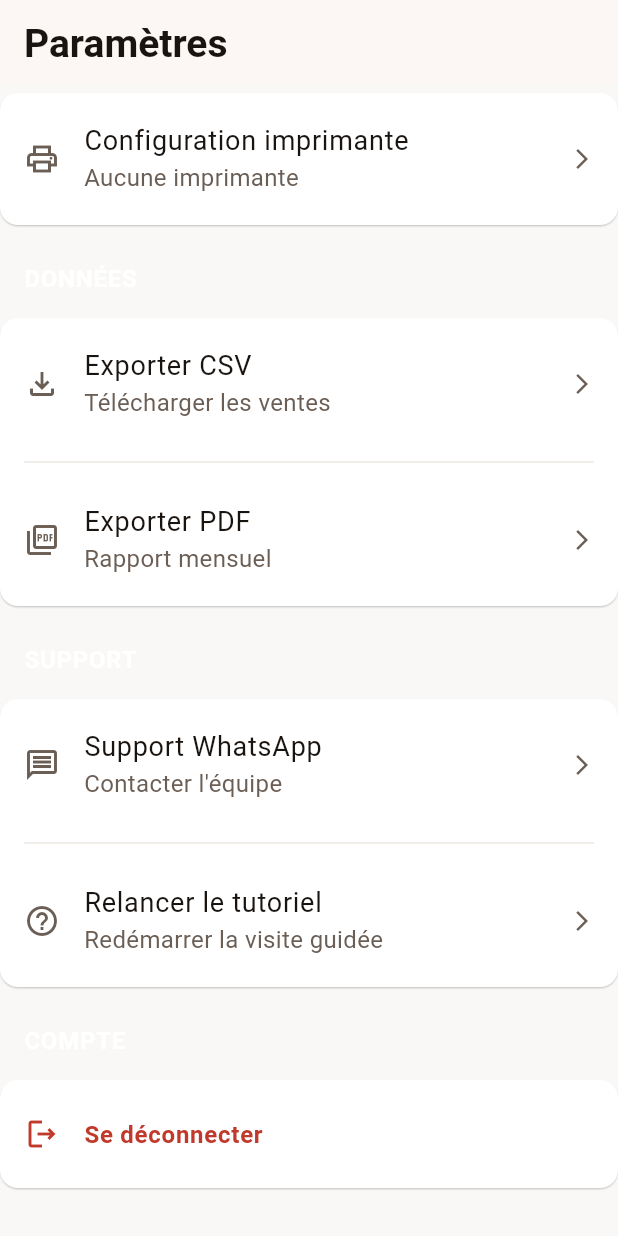
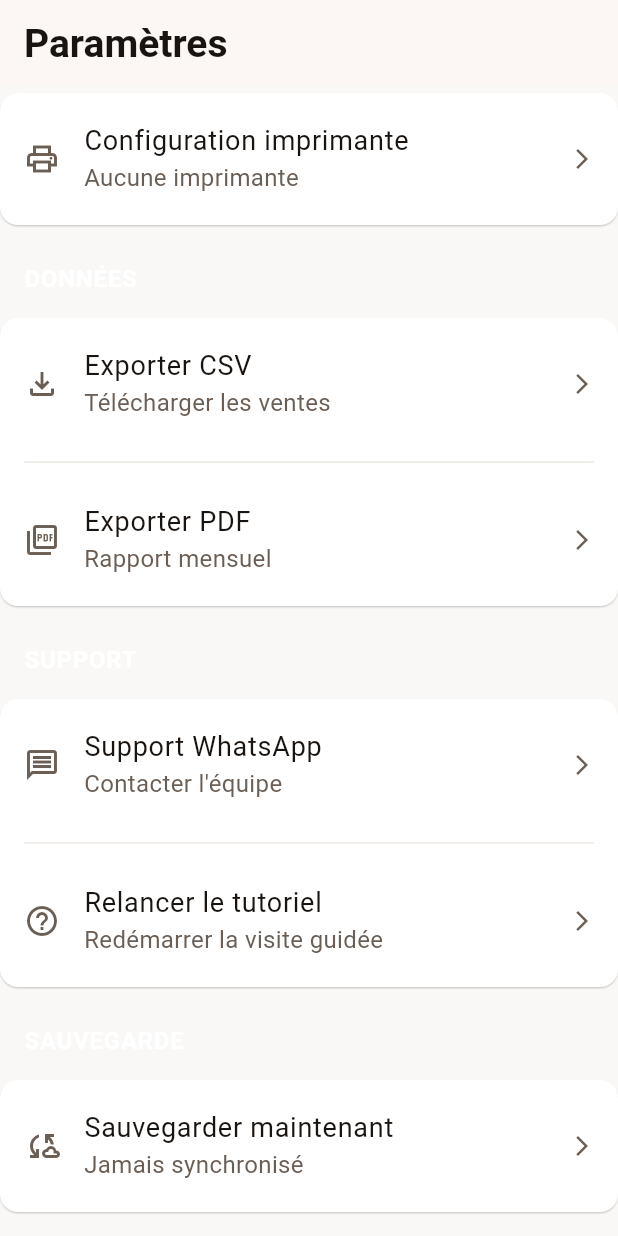
Before and after one commit to kabdoullah/pos-mobile, a Flutter app: the SettingsPage screen opened by its route, scrolled down 206 dp, on a phone screen of 412 x 824 dp. Run offline on Flutter 3.47's test engine with Material 3 defaults, Android fonts, the phone set to English and light mode, and no system bars; our stand-ins replace connectivity_plus, dio, drift, drift_flutter, flutter_riverpod, flutter_secure_storage and 7 more; missing offline and left inert: esc_pos_utils_plus, mobile_scanner, print_bluetooth_thermal; accounts and stored records are empty; generated files the repository leaves out were written again.

Commit message:
feat(mobile): add sync orchestration, triggers and user-facing sync indicators
Implement complete sync orchestration:
- SyncOrchestrator Notifier coordinates push (sales, then products) → pull
- Automatic triggers: network restore (debounce 2s) + periodic (5 min)
- Manual sync button in settings with SnackBar feedback
- Anti-double-sync guard + proper sequencing

Add SyncStatusIndicator widget (non-technical, French messages):
- Offline: "Hors-ligne" banner (existing behavior)
- Syncing: "Sauvegarde en ligne..." with spinner
- Pending: "X ventes à sauvegarder" (attention state, not alarming)
- Idle: "À jour" (discret) or invisible

Wire missing providers:
- syncQueueRepositoryProvider
- pushServiceProvider
- pendingSyncCountProvider (live count observer)

Replace AppScaffold offline banner with SyncStatusIndicator (handles all states).
Trigger background sync on splash if authenticated + online.
Add 4 integration tests: double-sync guard, push→pull order, state transitions, error handling.

All 35 tests pass. No breaking changes.

Co-Authored-By: Claude Haiku 4.5 <noreply@anthropic.com>

```diff
--- a/mobile/lib/features/settings/presentation/pages/settings_page.dart
+++ b/mobile/lib/features/settings/presentation/pages/settings_page.dart
@@ -4,6 +4,7 @@ import 'package:go_router/go_router.dart';
 import 'package:url_launcher/url_launcher.dart';
 
 import '../../../../core/router/app_router.dart';
+import '../../../../core/sync/sync_orchestrator.dart';
 import '../../../../core/theme/app_colors.dart';
 import '../../../../core/theme/app_spacing.dart';
 import '../../../../core/theme/app_typography.dart';
@@ -12,6 +13,7 @@ import '../../../auth/presentation/providers/auth_providers.dart';
 import '../../../auth/presentation/providers/store_provider.dart';
 import '../../../auth/presentation/pages/store_setup_page.dart';
 import '../../../printing/presentation/providers/printer_provider.dart';
+import '../../../sync/presentation/providers/sync_providers.dart';
 
 /// Settings page — store info, printer config, account management.
 class SettingsPage extends ConsumerWidget {
@@ -150,6 +152,24 @@ class SettingsPage extends ConsumerWidget {
               ],
             ),
 
+            // SAUVEGARDE section
+            _SettingsSection(
+              title: 'SAUVEGARDE',
+              children: [
+                ListTile(
+                  leading: const Icon(Icons.cloud_sync_outlined),
+                  title: const Text('Sauvegarder maintenant'),
+                  subtitle: _getSyncSubtitle(ref),
+                  trailing: const Icon(Icons.arrow_forward_ios, size: 16),
+                  onTap: () => _handleManualSync(context, ref),
+                  contentPadding: const EdgeInsets.symmetric(
+                    horizontal: AppSpacing.md,
+                    vertical: AppSpacing.sm,
+                  ),
+                ),
+              ],
+            ),
+
             // COMPTE section
             _SettingsSection(
               title: 'COMPTE',
@@ -213,6 +233,63 @@ class SettingsPage extends ConsumerWidget {
       _ => const Text('Non configurée'),
     };
   }
+
+  static Widget? _getSyncSubtitle(WidgetRef ref) {
+    final syncStatus = ref.watch(syncOrchestratorProvider);
+    final pendingCount = ref.watch(pendingSyncCountProvider).value ?? 0;
+
+    return switch (syncStatus) {
+      SyncStatusSyncing() => const Text('Synchronisation en cours...'),
+      SyncStatusError() => const Text(
+        'Erreur — Réessayer',
+        style: TextStyle(color: AppColors.error),
+      ),
+      SyncStatusIdle(lastSyncAt: final lastSyncAt) => Text(
+        pendingCount > 0
+            ? '$pendingCount en attente'
+            : lastSyncAt == null
+            ? 'Jamais synchronisé'
+            : 'Dernière: ${lastSyncAt.hour}:${lastSyncAt.minute.toString().padLeft(2, '0')}',
+      ),
+    };
+  }
+
+  static Future<void> _handleManualSync(
+    BuildContext context,
+    WidgetRef ref,
+  ) async {
+    final messenger = ScaffoldMessenger.of(context);
+    final orchestrator = ref.read(syncOrchestratorProvider.notifier);
+
+    messenger.showSnackBar(
+      const SnackBar(
+        content: Text('Sauvegarde en cours...'),
+        duration: Duration(seconds: 60),
+        behavior: SnackBarBehavior.floating,
+      ),
+    );
+
+    try {
+      await orchestrator.syncNow();
+      messenger.hideCurrentSnackBar();
+      messenger.showSnackBar(
+        const SnackBar(
+          content: Text('Tout est sauvegardé'),
+          duration: Duration(seconds: 2),
+          behavior: SnackBarBehavior.floating,
+        ),
+      );
+    } catch (e) {
+      messenger.hideCurrentSnackBar();
+      messenger.showSnackBar(
+        const SnackBar(
+          content: Text('Erreur de sauvegarde — réessayez'),
+          duration: Duration(seconds: 3),
+          behavior: SnackBarBehavior.floating,
+        ),
+      );
+    }
+  }
 }
 
 /// Private settings section widget.
--- a/mobile/lib/shared/widgets/app_scaffold.dart
+++ b/mobile/lib/shared/widgets/app_scaffold.dart
@@ -1,10 +1,7 @@
 import 'package:flutter/material.dart';
 import 'package:flutter_riverpod/flutter_riverpod.dart';
 
-import '../../core/theme/app_colors.dart';
-import '../../core/theme/app_spacing.dart';
-import '../../core/theme/app_typography.dart';
-import '../providers/connectivity_provider.dart';
+import 'sync_status_indicator.dart';
 
 /// Standard app scaffold with optional offline banner.
 ///
@@ -38,44 +35,11 @@ class AppScaffold extends ConsumerWidget {
 
   @override
   Widget build(BuildContext context, WidgetRef ref) {
-    final isOnlineAsync = ref.watch(isOnlineProvider);
-    final isOnline = isOnlineAsync.when(
-      data: (v) => v,
-      loading: () => true,
-      error: (_, _) => false,
-    );
-
     return Scaffold(
       appBar: AppBar(title: Text(title), actions: actions),
       body: Column(
         children: [
-          if (showOfflineBanner && !isOnline)
-            Container(
-              width: double.infinity,
-              color: AppColors.warning,
-              padding: const EdgeInsets.symmetric(
-                horizontal: AppSpacing.md,
-                vertical: AppSpacing.sm,
-              ),
-              child: Column(
-                crossAxisAlignment: CrossAxisAlignment.start,
-                children: [
-                  Text(
-                    'Hors-ligne',
-                    style: AppTypography.labelMedium.copyWith(
-                      color: AppColors.textPrimary,
-                    ),
-                  ),
-                  const SizedBox(height: AppSpacing.xs),
-                  Text(
-                    'Vos ventes seront sauvegardées en ligne dès le retour du réseau',
-                    style: AppTypography.bodySmall.copyWith(
-                      color: AppColors.textPrimary,
-                    ),
-                  ),
-                ],
-              ),
-            ),
+          if (showOfflineBanner) const SyncStatusIndicator(),
           Expanded(child: body),
         ],
       ),
--- a/mobile/lib/shared/widgets/index.dart
+++ b/mobile/lib/shared/widgets/index.dart
@@ -7,3 +7,4 @@ export 'empty_state.dart';
 export 'loading_indicator.dart';
 export 'primary_button.dart';
 export 'secondary_button.dart';
+export 'sync_status_indicator.dart';
```
Also changed, not shown: mobile/lib/core/sync/sync_orchestrator.dart (added, +106 -0 lines), mobile/lib/features/auth/presentation/pages/splash_page.dart (+10 -0 lines), mobile/lib/features/sync/presentation/providers/sync_providers.dart (+29 -0 lines), mobile/lib/shared/widgets/sync_status_indicator.dart (added, +168 -0 lines), 1 other file.
